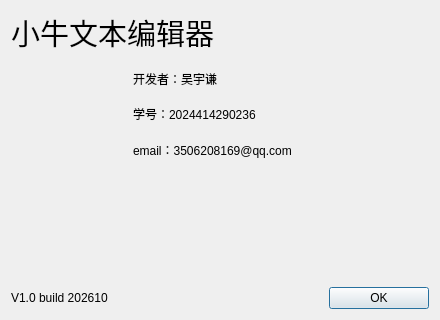
The window that homework3-简单文本编辑器/aboutdialog.ui (name232517/QtCourse) describes before a commit, drawn with Qt 5.
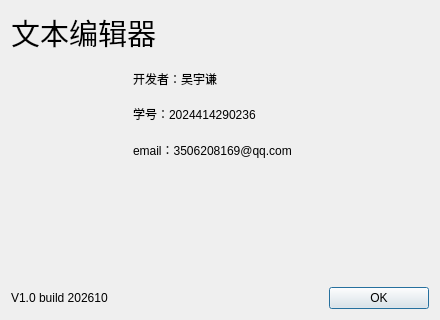
The same window after the commit. Icons and pictures are not drawn.

Commit message: 实验二 第十三次提交：统一界面配色（行号栏跟随主题）、关于对话框改名

```diff
--- a/homework3-简单文本编辑器/aboutdialog.ui
+++ b/homework3-简单文本编辑器/aboutdialog.ui
@@ -35,7 +35,7 @@
       </font>
      </property>
      <property name="text">
-      <string>小牛文本编辑器</string>
+      <string>文本编辑器</string>
      </property>
     </widget>
    </item>
```
The commit also changes 2 other files.
